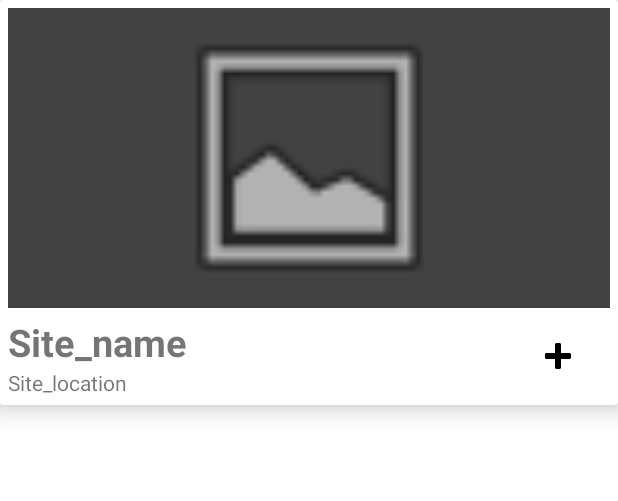
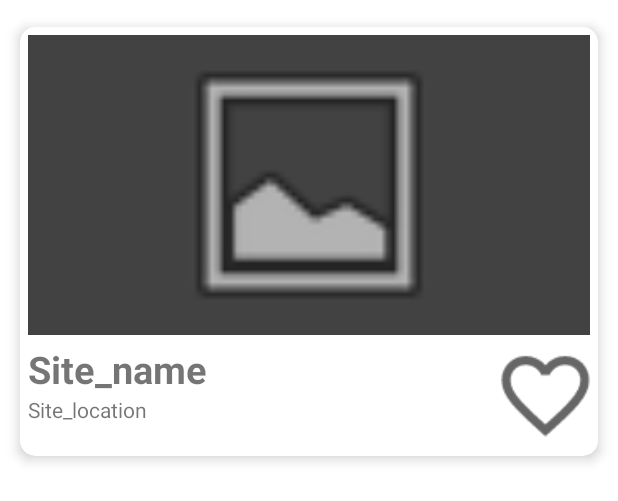
Before and after one commit to SalamHH/fiskeriAnlegg, an Android app: the layout recycleview_element_overview.xml on its own in the app's theme, with its tools: preview values and no code run, on a phone screen of 412 x 824 dp. Shown: the top 501 px of the screen. Run offline under Robolectric (Android 15) with nearby library versions, the phone set to English and light mode, and no system bars.

Commit message:
Finere recycleview trenger bedre hjerter

```diff
--- /dev/null
+++ b/Stim/app/src/main/res/drawable/toggle_selector.xml
@@ -0,0 +1,5 @@
+<?xml version="1.0" encoding="utf-8"?>
+<selector xmlns:android="http://schemas.android.com/apk/res/android">
+    <item android:drawable="@drawable/mdi___heart" android:state_checked="true" />
+    <item android:drawable="@drawable/mdi___heart_outline" android:state_checked="false" />
+</selector>
--- a/Stim/app/src/main/res/layout/recycleview_element_overview.xml
+++ b/Stim/app/src/main/res/layout/recycleview_element_overview.xml
@@ -1,13 +1,15 @@
 <?xml version="1.0" encoding="utf-8"?>
 <androidx.cardview.widget.CardView xmlns:android="http://schemas.android.com/apk/res/android"
     xmlns:app="http://schemas.android.com/apk/res-auto"
-    xmlns:tools="http://schemas.android.com/tools"
     android:id="@+id/cardView"
     android:layout_width="match_parent"
     android:layout_height="wrap_content"
-    app:cardCornerRadius="2dp"
-    app:cardElevation="10dp"
-    android:layout_marginBottom="4dp">
+    app:cardBackgroundColor="@color/white"
+    app:cardCornerRadius="10dp"
+    app:cardElevation="5dp"
+    app:cardMaxElevation="10dp"
+    app:cardPreventCornerOverlap="true"
+    app:cardUseCompatPadding="true">
 
     <RelativeLayout
         android:layout_width="wrap_content"
@@ -28,34 +30,40 @@
             app:srcCompat="@android:drawable/ic_menu_gallery"
             android:layout_centerHorizontal="true" />
 
-        <LinearLayout
+        <androidx.constraintlayout.widget.ConstraintLayout
             android:id="@+id/infoTextbox"
-            android:layout_width="wrap_content"
+            android:layout_width="match_parent"
             android:layout_height="wrap_content"
-            android:orientation="vertical"
             android:layout_below="@id/imageView_overview"
+            android:layout_toLeftOf="@id/windowheart"
             android:layout_marginStart="5dp"
-            android:layout_marginBottom="5dp">
+            android:layout_marginBottom="5dp"
+            android:orientation="vertical">
 
             <TextView
                 android:id="@+id/textview_name"
                 android:layout_width="wrap_content"
                 android:layout_height="wrap_content"
-                android:gravity="end"
+                android:gravity="start"
                 android:text="@string/site_name"
                 android:textSize="25sp"
-                android:textStyle="bold" />
+                android:textStyle="bold"
+                app:layout_constraintStart_toStartOf="parent"
+                app:layout_constraintTop_toTopOf="parent" />
 
             <TextView
                 android:id="@+id/textview_location"
                 android:layout_width="wrap_content"
                 android:layout_height="wrap_content"
-                android:gravity="end"
-                android:text="@string/site_location" />
+                android:gravity="start"
+                android:text="@string/site_location"
+                app:layout_constraintStart_toStartOf="@+id/textview_name"
+                app:layout_constraintTop_toBottomOf="@+id/textview_name" />
 
-        </LinearLayout>
+        </androidx.constraintlayout.widget.ConstraintLayout>
 
         <LinearLayout
+            android:id="@+id/windowheart"
             android:layout_width="wrap_content"
             android:layout_height="wrap_content"
             android:orientation="horizontal"
@@ -64,30 +72,14 @@
             android:layout_marginEnd="5dp"
             android:layout_marginBottom="5dp">
 
-
-            <!-- Trengs ikke lenger? Siden vi valgte at vi skal trykke på hele viewet?
-
-
-            <Button
-                android:id="@+id/informationButton"
-                style="@style/Widget.AppCompat.Button.ButtonBar.AlertDialog"
-                android:layout_width="wrap_content"
-                android:layout_height="wrap_content"
-                android:contentDescription="@string/information_button"
-                app:icon="@android:drawable/ic_dialog_info"
-                app:iconTint="@color/black"
-                tools:ignore="DuplicateClickableBoundsCheck,DuplicateClickableBoundsCheck" />
-
-            -->
-
-            <Button
+            <ToggleButton
                 android:id="@+id/favoriteButton"
                 style="@style/Widget.AppCompat.Button.ButtonBar.AlertDialog"
-                android:layout_width="wrap_content"
-                android:layout_height="wrap_content"
-                android:contentDescription="@string/Favorite_button"
-                app:icon="@android:drawable/ic_input_add"
-                app:iconTint="@color/black" />
+                android:layout_width="70dp"
+                android:layout_height="70dp"
+                android:background="@drawable/toggle_selector"
+                android:textOff=""
+                android:textOn="" />
 
         </LinearLayout>
 
```
Also changed, not shown: Stim/app/src/main/res/drawable-hdpi/mdi___heart.png (added), Stim/app/src/main/res/drawable-hdpi/mdi___heart_outline.png (added), Stim/app/src/main/res/drawable-ldpi/mdi___heart.png (added), Stim/app/src/main/res/drawable-ldpi/mdi___heart_outline.png (added), Stim/app/src/main/res/drawable-mdpi/mdi___heart.png (added), Stim/app/src/main/res/drawable-mdpi/mdi___heart_outline.png (added), Stim/app/src/main/res/drawable-xhdpi/mdi___heart.png (added), Stim/app/src/main/res/drawable-xhdpi/mdi___heart_outline.png (added), Stim/app/src/main/res/drawable-xxhdpi/mdi___heart.png (added), Stim/app/src/main/res/drawable-xxhdpi/mdi___heart_outline.png (added), Stim/app/src/main/res/drawable-xxxhdpi/mdi___heart.png (added), Stim/app/src/main/res/drawable-xxxhdpi/mdi___heart_outline.png (added).
